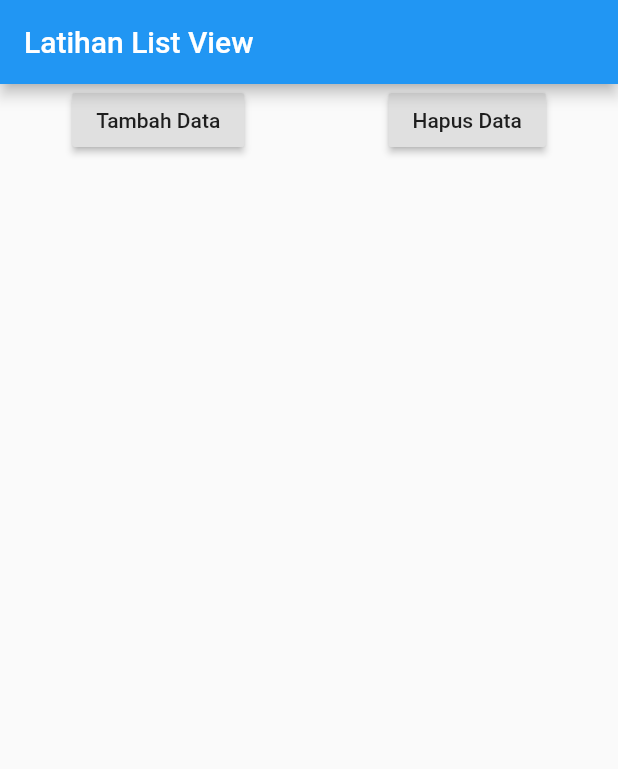
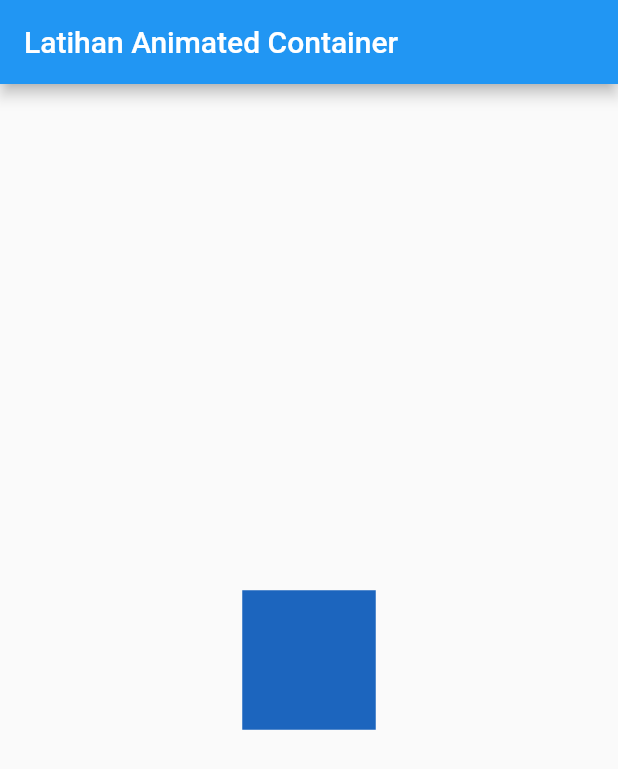
Before and after one commit to BayuSwari01/belajar-flutter-kelompok-2, a Flutter app: the screen it shows after launch, on a phone screen of 412 x 824 dp. Shown: the top 769 px of the screen. Run offline on Flutter 3.47's test engine with Material 2 defaults, Android fonts, the phone set to English and light mode, and no system bars.

Commit message:
latihan animated container

```diff
--- a/lib/main.dart
+++ b/lib/main.dart
@@ -1,4 +1,5 @@
 import 'package:flutter/material.dart';
+import 'dart:math';
 
 void main() {
   runApp(const MyApp());
@@ -12,42 +13,31 @@ class MyApp extends StatefulWidget {
 }
 
 class _MyAppState extends State<MyApp> {
-  List<Widget> widgets = [];
-  int counter = 1;
+  Random random = Random();
 
   @override
   Widget build(BuildContext context) {
     return MaterialApp(
       home: Scaffold(
-        appBar: AppBar(
-          title: Text("Latihan List View"),
-        ),
-        body: ListView(
-          children: <Widget>[
-            Row(
-              mainAxisAlignment: MainAxisAlignment.spaceAround,
-              children: <Widget>[
-                RaisedButton(child: Text("Tambah Data"), onPressed: () {
-                  setState(() {
-                    widgets.add(Text("Data ke-" + counter.toString(), style: TextStyle(fontSize: 35),));
-                    counter++;
-                  });
-                }),
-                RaisedButton(child: Text("Hapus Data"), onPressed: () {
-                  setState(() {
-                    widgets.removeLast();
-                    counter--;
-                  });
-                }),
-              ],
+          appBar: AppBar(
+            title: Text("Latihan Animated Container"),
+          ),
+          body: Center(
+            child: GestureDetector(
+              onTap: () {
+                setState(() {
+
+                });
+              },
+              child: AnimatedContainer(
+                color: Color.fromARGB(255, random.nextInt(256),
+                    random.nextInt(256), random.nextInt(256)),
+                duration: Duration(seconds: 1),
+                width: 50.0 + random.nextInt(101),
+                height: 50.0 + random.nextInt(101),
+              ),
             ),
-            Column(
-              crossAxisAlignment: CrossAxisAlignment.start,
-              children: widgets,
-            )
-          ]
-        ),
-      ),
+          )),
     );
   }
 }
```
